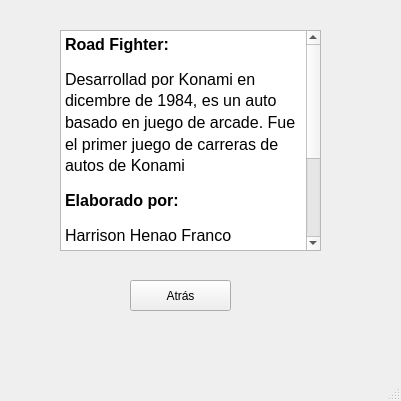
Old version of the form licencia.ui in the repository hahf1010/proyectofinal.
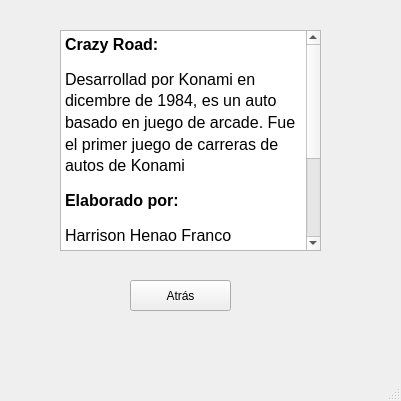
New version of the form.

Diff of the .ui file:
```diff
--- a/licencia.ui
+++ b/licencia.ui
@@ -28,7 +28,7 @@
 &lt;html&gt;&lt;head&gt;&lt;meta name=&quot;qrichtext&quot; content=&quot;1&quot; /&gt;&lt;style type=&quot;text/css&quot;&gt;
 p, li { white-space: pre-wrap; }
 &lt;/style&gt;&lt;/head&gt;&lt;body style=&quot; font-family:'MS Shell Dlg 2'; font-size:8.25pt; font-weight:400; font-style:normal;&quot;&gt;
-&lt;p style=&quot; margin-top:12px; margin-bottom:0px; margin-left:0px; margin-right:0px; -qt-block-indent:0; text-indent:0px; line-height:120%;&quot;&gt;&lt;span style=&quot; font-family:'Liberation Sans'; font-size:12pt; font-weight:600;&quot;&gt;Road Fighter:&lt;/span&gt;&lt;/p&gt;
+&lt;p style=&quot; margin-top:12px; margin-bottom:0px; margin-left:0px; margin-right:0px; -qt-block-indent:0; text-indent:0px; line-height:120%;&quot;&gt;&lt;span style=&quot; font-family:'Liberation Sans'; font-size:12pt; font-weight:600;&quot;&gt;Crazy Road:&lt;/span&gt;&lt;/p&gt;
 &lt;p style=&quot; margin-top:12px; margin-bottom:0px; margin-left:0px; margin-right:0px; -qt-block-indent:0; text-indent:0px; line-height:120%;&quot;&gt;&lt;span style=&quot; font-family:'Liberation Sans'; font-size:12pt;&quot;&gt;Desarrollad por Konami en dicembre de 1984, es un auto basado en juego de arcade. Fue el primer juego de carreras de autos de Konami&lt;/span&gt;&lt;/p&gt;
 &lt;p align=&quot;justify&quot; style=&quot; margin-top:12px; margin-bottom:0px; margin-left:0px; margin-right:0px; -qt-block-indent:0; text-indent:0px; line-height:120%;&quot;&gt;&lt;span style=&quot; font-family:'Ubuntu'; font-size:12pt; font-weight:600;&quot;&gt;Elaborado por:&lt;/span&gt;&lt;/p&gt;
 &lt;p align=&quot;justify&quot; style=&quot; margin-top:12px; margin-bottom:0px; margin-left:0px; margin-right:0px; -qt-block-indent:0; text-indent:0px; line-height:120%;&quot;&gt;&lt;span style=&quot; font-family:'Ubuntu'; font-size:12pt;&quot;&gt;Harrison Henao Franco&lt;/span&gt;&lt;/p&gt;
```
